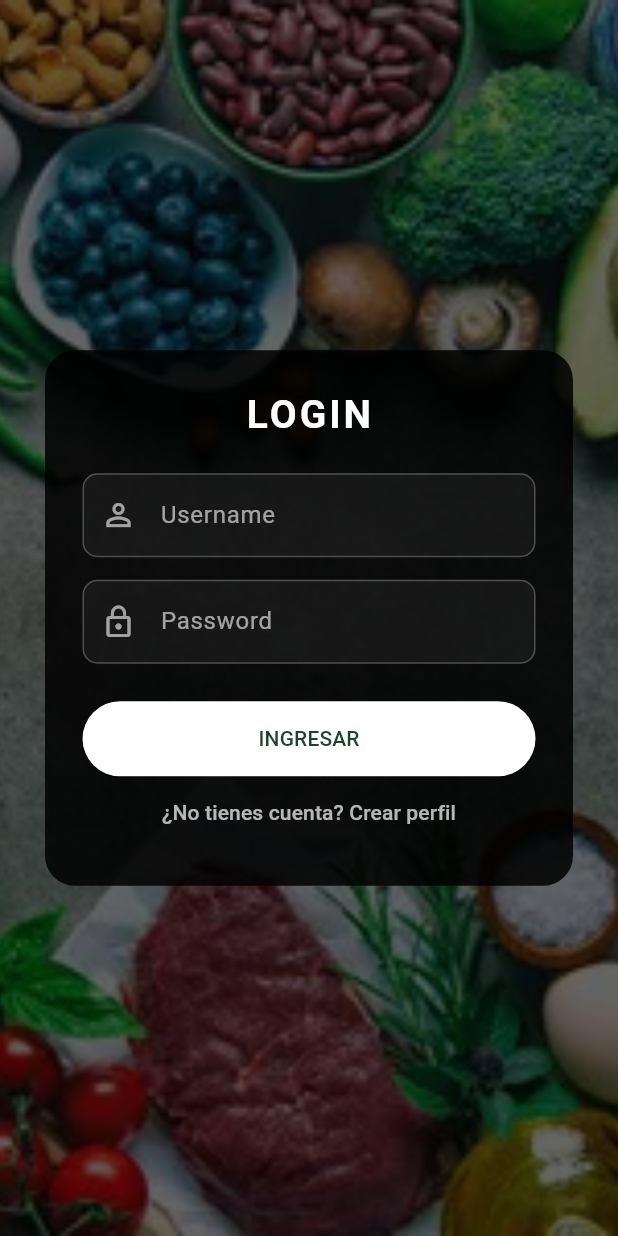
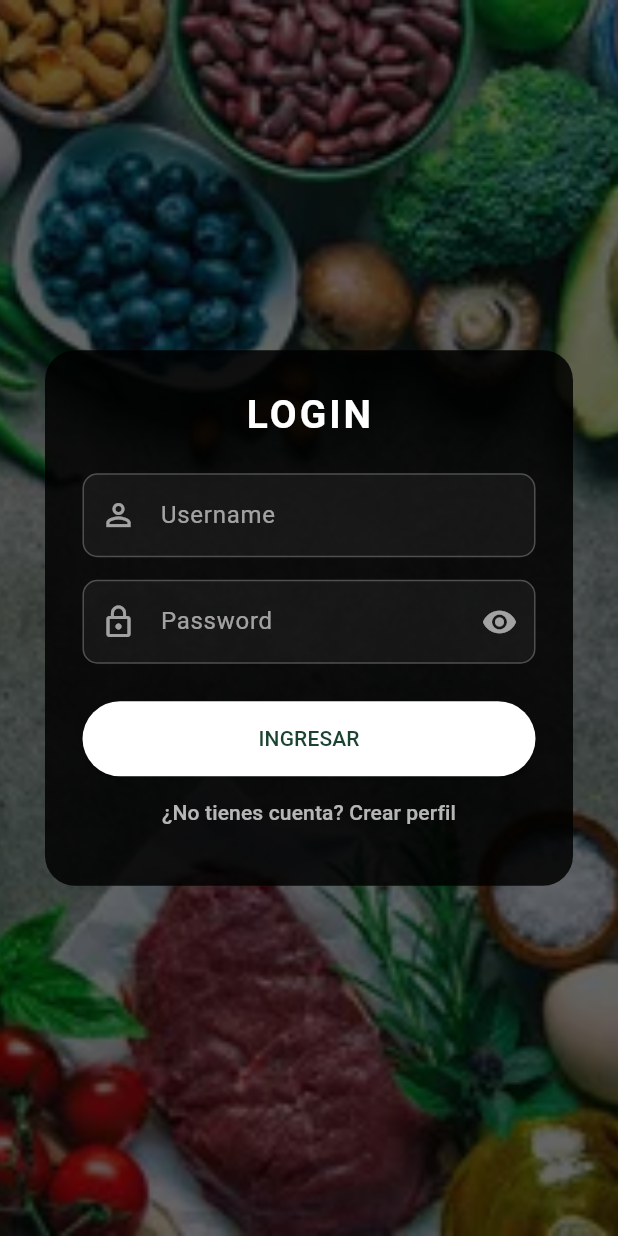
Before and after one commit to nicole0807-glitch/ISW---Grupo-C-Kooki, a Flutter app: the screen it shows after launch, on a phone screen of 412 x 824 dp. Run offline on Flutter 3.47's test engine with Material 3 defaults, Android fonts, the phone set to English and light mode, and no system bars; our stand-ins replace fl_chart, flutter_local_notifications, get, google_fonts, image_picker, printing and 3 more; accounts and stored records are empty.

Commit message:
Implentacion de usabilidad a la contraseña del login

```diff
--- a/lib/screens/auth/login_screen.dart
+++ b/lib/screens/auth/login_screen.dart
@@ -18,6 +18,18 @@ class _LoginScreenState extends State<LoginScreen> {
   final _passwordController = TextEditingController();
   final AuthController _authController = AuthController();
   bool _isLoading = false;
+  bool _obscurePassword = true;
+  int _passwordLength = 0;
+
+  @override
+  void initState() {
+    super.initState();
+    _passwordController.addListener(() {
+      setState(() {
+        _passwordLength = _passwordController.text.length;
+      });
+    });
+  }
 
   @override
   void dispose() {
@@ -113,9 +125,42 @@ class _LoginScreenState extends State<LoginScreen> {
                       ),
                     ),
                     const SizedBox(height: 20),
-                    _buildField("Username", Icons.person_outline, _usernameController),
+                    _buildField(
+                      "Username",
+                      Icons.person_outline,
+                      _usernameController,
+                    ),
                     const SizedBox(height: 15),
-                    _buildField("Password", Icons.lock_outline, _passwordController, isPass: true),
+                    _buildPasswordField(),
+                    if (_passwordLength > 0)
+                      Padding(
+                        padding: const EdgeInsets.only(top: 6, left: 4),
+                        child: Row(
+                          children: [
+                            Icon(
+                              _passwordLength >= 6
+                                  ? Icons.check_circle_outline
+                                  : Icons.info_outline,
+                              size: 14,
+                              color: _passwordLength >= 6
+                                  ? AppColors.nutveSelectionGreen
+                                  : Colors.redAccent,
+                            ),
+                            const SizedBox(width: 4),
+                            Text(
+                              _passwordLength >= 6
+                                  ? '✓ Contraseña válida'
+                                  : 'Faltan ${6 - _passwordLength} caracteres',
+                              style: TextStyle(
+                                fontSize: 12,
+                                color: _passwordLength >= 6
+                                    ? AppColors.nutveSelectionGreen
+                                    : Colors.redAccent,
+                              ),
+                            ),
+                          ],
+                        ),
+                      ),
                     const SizedBox(height: 25),
 
                     // Botón con estado de carga
@@ -134,7 +179,9 @@ class _LoginScreenState extends State<LoginScreen> {
                     TextButton(
                       onPressed: () => Navigator.push(
                         context,
-                        MaterialPageRoute(builder: (context) => const RegisterScreen()),
+                        MaterialPageRoute(
+                          builder: (context) => const RegisterScreen(),
+                        ),
                       ),
                       child: const Text(
                         "¿No tienes cuenta? Crear perfil",
@@ -151,7 +198,12 @@ class _LoginScreenState extends State<LoginScreen> {
     );
   }
 
-  Widget _buildField(String label, IconData icon, TextEditingController? controller, {bool isPass = false}) {
+  Widget _buildField(
+    String label,
+    IconData icon,
+    TextEditingController? controller, {
+    bool isPass = false,
+  }) {
     return TextField(
       controller: controller,
       obscureText: isPass,
@@ -170,4 +222,35 @@ class _LoginScreenState extends State<LoginScreen> {
       ),
     );
   }
+
+  Widget _buildPasswordField() {
+    return TextField(
+      controller: _passwordController,
+      obscureText: _obscurePassword,
+      style: const TextStyle(color: Colors.white),
+      decoration: InputDecoration(
+        prefixIcon: const Icon(Icons.lock_outline, color: Colors.white60),
+        labelText: 'Password',
+        labelStyle: const TextStyle(color: Colors.white60),
+        filled: true,
+        fillColor: Colors.white.withOpacity(0.05),
+        border: OutlineInputBorder(borderRadius: BorderRadius.circular(10)),
+        enabledBorder: OutlineInputBorder(
+          borderRadius: BorderRadius.circular(10),
+          borderSide: const BorderSide(color: Colors.white24),
+        ),
+        suffixIcon: IconButton(
+          icon: Icon(
+            _obscurePassword ? Icons.visibility : Icons.visibility_off,
+            color: Colors.white60,
+          ),
+          onPressed: () {
+            setState(() {
+              _obscurePassword = !_obscurePassword;
+            });
+          },
+        ),
+      ),
+    );
   }
+}
```
Also changed, not shown: 1 other file. Lines whose indentation alone changed are shown as unchanged.
